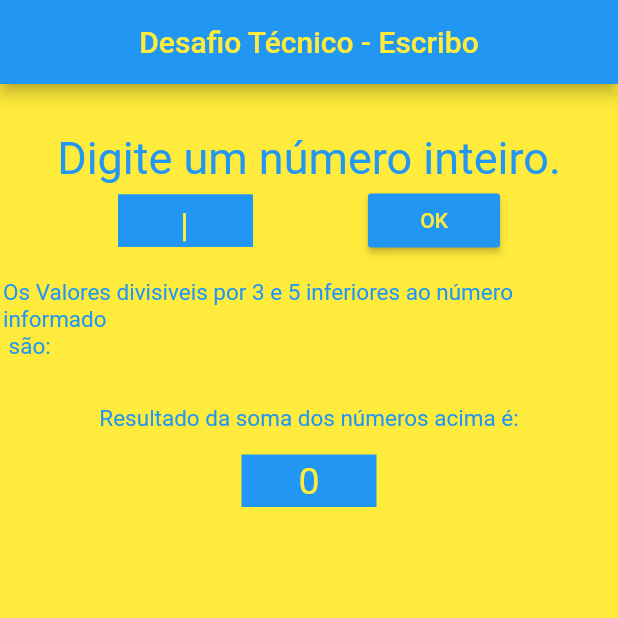
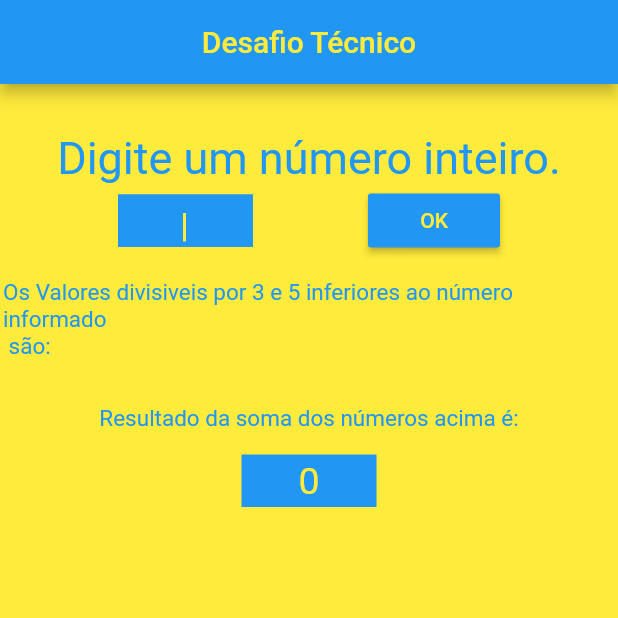
Before and after one commit to vmendesneto/Escribo, a Flutter app: the screen it shows after launch, on a phone screen of 412 x 824 dp, the top half of it. Run offline on Flutter 3.47's test engine with Material 2 defaults, Android fonts, the phone set to English and light mode, and no system bars.

Commit message:
Update main.dart

```diff
--- a/lib/main.dart
+++ b/lib/main.dart
@@ -7,12 +7,12 @@ class MyApp extends StatelessWidget {
   @override
   Widget build(BuildContext context) {
     return MaterialApp(
-      title: 'Teste Escribo',
+      title: 'Desafio',
       debugShowCheckedModeBanner: false,
       theme: ThemeData(
         primarySwatch: Colors.blue,
       ),
-      home: const MyHomePage(title: 'Dasafio Técnico - Escribo'),
+      home: const MyHomePage(title: 'Dasafio Técnico'),
     );
   }
 }
@@ -44,7 +44,7 @@ class _MyHomePageState extends State<MyHomePage> {
           title: const Align(
               alignment: Alignment.center,
               child: Text(
-                "Desafio Técnico - Escribo",
+                "Desafio Técnico",
                 style: TextStyle(color: Colors.yellow),
               )),
         ),
```
